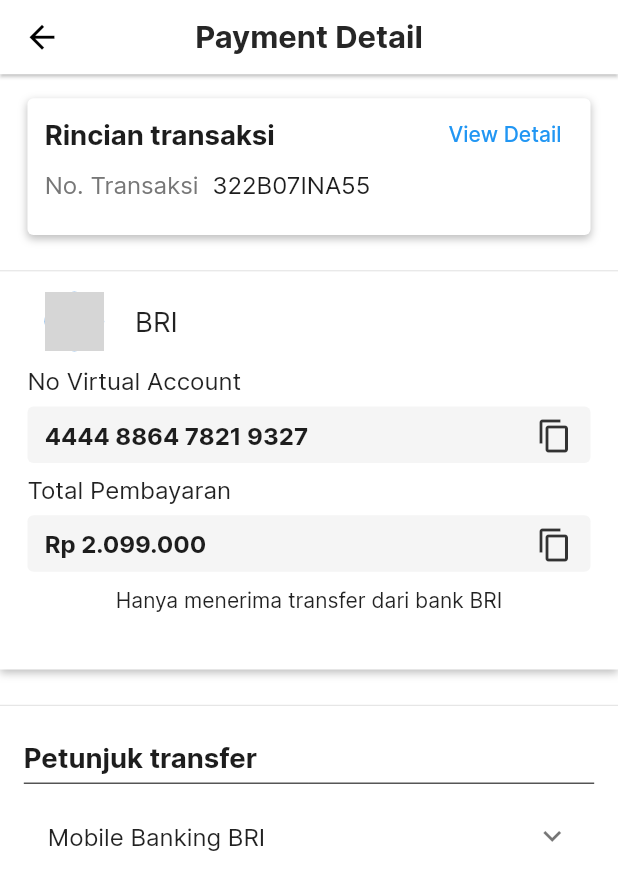
After one commit to Office-Booking-Capstone-Kelompok-8/Office-Booking-Flutter, a Flutter app: the PaymentDetailPage screen opened by its route, on a phone screen of 412 x 824 dp. The commit adds this screen. Shown: the top 890 px of the screen. Run offline on Flutter 3.47's test engine with Material 2 defaults, Android fonts, the phone set to English and light mode, and no system bars; our stand-ins replace dio, file_picker, flutter_screenutil, flutter_smart_dialog, shared_preferences, top_snackbar_flutter; accounts and stored records are empty; network calls fail; grey boxes are pictures that could not be loaded.

Commit message:
add booking detail  & payment detail UI

```diff
--- a/lib/provider/onboard_provider.dart
+++ b/lib/provider/onboard_provider.dart
@@ -1,8 +1,13 @@
 import 'package:flutter/material.dart';
+import 'package:office_booking_app/utils/constant/shared_pref_onboard.dart';
 import '../model/onboard/onboard_model.dart';
 
 class OnboardProvider extends ChangeNotifier {
+  OnboardProvider() {
+    getUserStatus();
+  }
   int _pageIndex = 0;
+  bool _userOpenApp = false;
   final List<OnboardModel> _onboard = [
     OnboardModel('assets/images/img_onboard1.png', 'SUPERIORITY',
         'Find the convenience of renting an office with a variety of interesting features in it'),
@@ -11,9 +16,21 @@ class OnboardProvider extends ChangeNotifier {
     OnboardModel('assets/images/img_onboard3.png', 'FASCILITY',
         'Complete facilities will make the atmosphere more comfortable and fit for work'),
   ];
-
+  SharedPrefOnboard changeStatus = SharedPrefOnboard();
   List<OnboardModel> get getOnboard => _onboard;
   int get pageIndex => _pageIndex;
+  bool get userOpenApp => _userOpenApp;
+  set userStatus(bool value) {
+    changeStatus.setSkipOnboard(value);
+    _userOpenApp = value;
+    notifyListeners();
+  }
+
+  getUserStatus() async {
+    _userOpenApp = await changeStatus.getSkipOnboard();
+    notifyListeners();
+  }
+
   set pageIndex(index) {
     _pageIndex = index;
     notifyListeners();
--- /dev/null
+++ b/lib/screen/payment/payment_detail_page.dart
@@ -0,0 +1,249 @@
+import 'package:flutter/material.dart';
+import 'package:flutter_screenutil/flutter_screenutil.dart';
+import 'package:office_booking_app/utils/constant/app_colors.dart';
+import 'package:office_booking_app/utils/constant/app_text_style.dart';
+import '../components/appbar_component.dart';
+
+class PaymentDetailPage extends StatefulWidget {
+  const PaymentDetailPage({super.key});
+
+  @override
+  State<PaymentDetailPage> createState() => _PaymentDetailPageState();
+}
+
+class _PaymentDetailPageState extends State<PaymentDetailPage> {
+  @override
+  Widget build(BuildContext context) {
+    return SafeArea(
+      child: Scaffold(
+        appBar: const AppbarComponent(title: 'Payment Detail'),
+        body: ListView(
+          children: [
+            Container(
+              decoration: BoxDecoration(
+                boxShadow: [
+                  BoxShadow(
+                    blurStyle: BlurStyle.normal,
+                    blurRadius: 4.r,
+                    color: const Color(0x40000000),
+                    offset: const Offset(0, 2),
+                  )
+                ],
+                color: AppColors.white,
+              ),
+              child: Column(
+                children: [
+                  SizedBox(
+                    height: 16.h,
+                  ),
+                  Container(
+                    decoration: BoxDecoration(
+                        borderRadius: BorderRadius.all(Radius.circular(4.r)),
+                        color: AppColors.white,
+                        boxShadow: [
+                          BoxShadow(
+                            blurStyle: BlurStyle.normal,
+                            blurRadius: 4.r,
+                            color: const Color(0x40000000),
+                            offset: const Offset(0, 2),
+                          )
+                        ]),
+                    margin: EdgeInsets.symmetric(horizontal: 16.w),
+                    padding: EdgeInsets.fromLTRB(10.w, 0.h, 10.w, 16.h),
+                    width: double.infinity,
+                    height: 92.h,
+                    child: Column(
+                      crossAxisAlignment: CrossAxisAlignment.start,
+                      children: [
+                        Row(
+                          mainAxisAlignment: MainAxisAlignment.spaceBetween,
+                          children: [
+                            Text(
+                              'Rincian transaksi',
+                              style: blackPaymentLarge,
+                            ),
+                            TextButton(
+                                onPressed: () {},
+                                child: const Text('View Detail'))
+                          ],
+                        ),
+                        Row(
+                          children: [
+                            Text(
+                              'No. Transaksi',
+                              style: greyPaymentMedium,
+                            ),
+                            SizedBox(
+                              width: 8.w,
+                            ),
+                            Text(
+                              '322B07INA55',
+                              style: blackPaymentSmall,
+                            ),
+                          ],
+                        )
+                      ],
+                    ),
+                  ),
+                  SizedBox(
+                    height: 16.h,
+                  ),
+                  const Divider(),
+                  Padding(
+                    padding:
+                        EdgeInsets.symmetric(horizontal: 16.w, vertical: 6.h),
+                    child: SizedBox(
+                      height: 248.h,
+                      width: double.infinity,
+                      child: Column(
+                        crossAxisAlignment: CrossAxisAlignment.start,
+                        children: [
+                          Row(
+                            children: [
+                              Padding(
+                                padding: EdgeInsets.symmetric(horizontal: 10.w),
+                                child: CircleAvatar(
+                                  backgroundImage: const NetworkImage(
+                                      'https://unsplash.com/photos/OLLtavHHBKg/download?ixid=MnwxMjA3fDB8MXxzZWFyY2h8M3x8aWNvbiUyMHBlcnNvbnxlbnwwfDJ8fHwxNjcwMjE3NjIz&force=true&w=640'),
+                                  radius: 20.r,
+                                ),
+                              ),
+                              SizedBox(
+                                width: 8.w,
+                              ),
+                              Text(
+                                'BRI',
+                                style: TextStyle(fontSize: 16.sp),
+                              ),
+                            ],
+                          ),
+                          SizedBox(
+                            height: 10.h,
+                          ),
+                          Text(
+                            'No Virtual Account',
+                            style: TextStyle(fontSize: 14.sp),
+                          ),
+                          SizedBox(
+                            height: 8.h,
+                          ),
+                          Container(
+                            padding: EdgeInsets.only(left: 10.w),
+                            decoration: BoxDecoration(
+                                color: AppColors.neutral3,
+                                borderRadius:
+                                    BorderRadius.all(Radius.circular(4.r))),
+                            height: 38.h,
+                            child: Row(
+                              mainAxisAlignment: MainAxisAlignment.spaceBetween,
+                              children: [
+                                Text(
+                                  '4444 8864 7821 9327',
+                                  style: blackPaymentMedium,
+                                ),
+                                IconButton(
+                                    onPressed: () {},
+                                    icon: Icon(
+                                      Icons.copy,
+                                      size: 24.sm,
+                                      color: const Color(0xFF323232),
+                                    ))
+                              ],
+                            ),
+                          ),
+                          SizedBox(
+                            height: 8.h,
+                          ),
+                          Text(
+                            'Total Pembayaran',
+                            style: TextStyle(fontSize: 14.sp),
+                          ),
+                          SizedBox(
+                            height: 8.h,
+                          ),
+                          Container(
+                            padding: EdgeInsets.only(left: 10.w),
+                            decoration: BoxDecoration(
+                                color: AppColors.neutral3,
+                                borderRadius:
+                                    BorderRadius.all(Radius.circular(4.r))),
+                            height: 38.h,
+                            child: Row(
+                              mainAxisAlignment: MainAxisAlignment.spaceBetween,
+                              children: [
+                                Text(
+                                  'Rp 2.099.000',
+                                  style: blackPaymentMedium,
+                                ),
+                                IconButton(
+                                    onPressed: () {},
+                                    icon: Icon(
+                                      Icons.copy,
+                                      size: 24.sm,
+                                      color: const Color(0xFF323232),
+                                    ))
+                              ],
+                            ),
+                          ),
+                          SizedBox(
+                            height: 10.h,
+                          ),
+                          const Center(
+                            child:
+                                Text('Hanya menerima transfer dari bank BRI'),
+                          )
+                        ],
+                      ),
+                    ),
+                  ),
+                ],
+              ),
+            ),
+            SizedBox(
+              height: 16.h,
+            ),
+            const Divider(),
+            Container(
+              padding: EdgeInsets.all(16.h),
+              child: Column(
+                crossAxisAlignment: CrossAxisAlignment.start,
+                children: [
+                  Text(
+                    'Petunjuk transfer',
+                    style: blackPaymentLarge,
+                  ),
+                  SizedBox(
+                    height: 6.h,
+                  ),
+                  const Divider(
+                    color: AppColors.black,
+                    height: 0.2,
+                  ),
+                  SizedBox(
+                    height: 6.h,
+                  ),
+                  ExpansionTile(
+                    expandedAlignment: Alignment.topLeft,
+                    title: const Text('Mobile Banking BRI'),
+                    children: [
+                      const Text(
+                          '1.Masuk ke menu Mobile Banking BRI. Kemudian, pilih Pembayaran > BRIVA.'),
+                      Row(
+                        children: [
+                          const Text('2.Masukkan Nomor BRIVA '),
+                          const Text('4444 8864 7821 9327.')
+                        ],
+                      ),
+                      const Text(
+                          '3. Masukkan PIN Anda kemudian pilih Send. Apabila pesan konfirmasi untuk transaksi menggunakan SMS muncul, pilih OK. Status transaksi akan dikirimkan melalui SMS dan dapat digunakan sebagai bukti pembayaran.'),
+                    ],
+                  )
+                ],
+              ),
+            ),
+          ],
+        ),
+      ),
+    );
+  }
+}
--- a/lib/utils/constant/app_colors.dart
+++ b/lib/utils/constant/app_colors.dart
@@ -11,6 +11,7 @@ class AppColors {
   static const Color black = Color(0xFF000000);
   static const Color neutral2 = Color(0xFFFAFAFA);
   static const Color neutral3 = Color(0xFFF5F5F5);
+  static const Color neutral4 = Color(0xFFF0F0F0);
   static const Color neutral5 = Color(0xFFD9D9D9);
   static const Color neutral7 = Color(0xFF8C8C8C);
   static const Color neutral8 = Color(0xFF595959);
@@ -24,4 +25,6 @@ class AppColors {
   static const Color bg1 = Color(0xFFD9D9D9);
   static const Color dividerColor = Color(0xFFDFDFDF);
   static const Color shadowColor = Color(0x267090B0);
+  static const Color greyPayment = Color(0xFF777777);
+  static const Color blackPayment = Color(0xFF1D1D1D);
 }
--- a/lib/utils/constant/app_text_style.dart
+++ b/lib/utils/constant/app_text_style.dart
@@ -95,3 +95,33 @@ TextStyle priceBold = TextStyle(
   fontSize: 12.sp,
   fontWeight: FontWeight.w700,
 );
+TextStyle greyPaymentMedium = TextStyle(
+  color: AppColors.greyPayment,
+  fontSize: 14.sp,
+  fontWeight: FontWeight.w400,
+);
+TextStyle greyPaymentSmall = TextStyle(
+  color: AppColors.greyPayment,
+  fontSize: 12.sp,
+  fontWeight: FontWeight.w400,
+);
+TextStyle blackPaymentSmall = TextStyle(
+  color: AppColors.blackPayment,
+  fontSize: 14.sp,
+  fontWeight: FontWeight.w400,
+);
+TextStyle blackPaymentMedium = TextStyle(
+  color: AppColors.blackPayment,
+  fontSize: 14.sp,
+  fontWeight: FontWeight.w700,
+);
+TextStyle blackPaymentLarge = TextStyle(
+  color: AppColors.blackPayment,
+  fontSize: 16.sp,
+  fontWeight: FontWeight.w700,
+);
+TextStyle blackPaymentVeryLarge = TextStyle(
+  color: AppColors.blackPayment,
+  fontSize: 18.sp,
+  fontWeight: FontWeight.w700,
+);
--- a/lib/utils/constant/shared_pref_onboard.dart
+++ b/lib/utils/constant/shared_pref_onboard.dart
@@ -0,0 +1,15 @@
+import 'package:shared_preferences/shared_preferences.dart';
+
+class SharedPrefOnboard {
+  static const skipOnboard = 'skip';
+
+  setSkipOnboard(bool value) async {
+    SharedPreferences prefs = await SharedPreferences.getInstance();
+    prefs.setBool(skipOnboard, value);
+  }
+
+  Future<bool> getSkipOnboard() async {
+    SharedPreferences prefs = await SharedPreferences.getInstance();
+    return prefs.getBool(skipOnboard) ?? false;
+  }
+}
```
Also changed, not shown: lib/main.dart (+12 -4 lines), lib/screen/onboard/onboard_page.dart (+10 -10 lines), lib/screen/payment/booking_detail_page.dart (added, +139 -0 lines).
